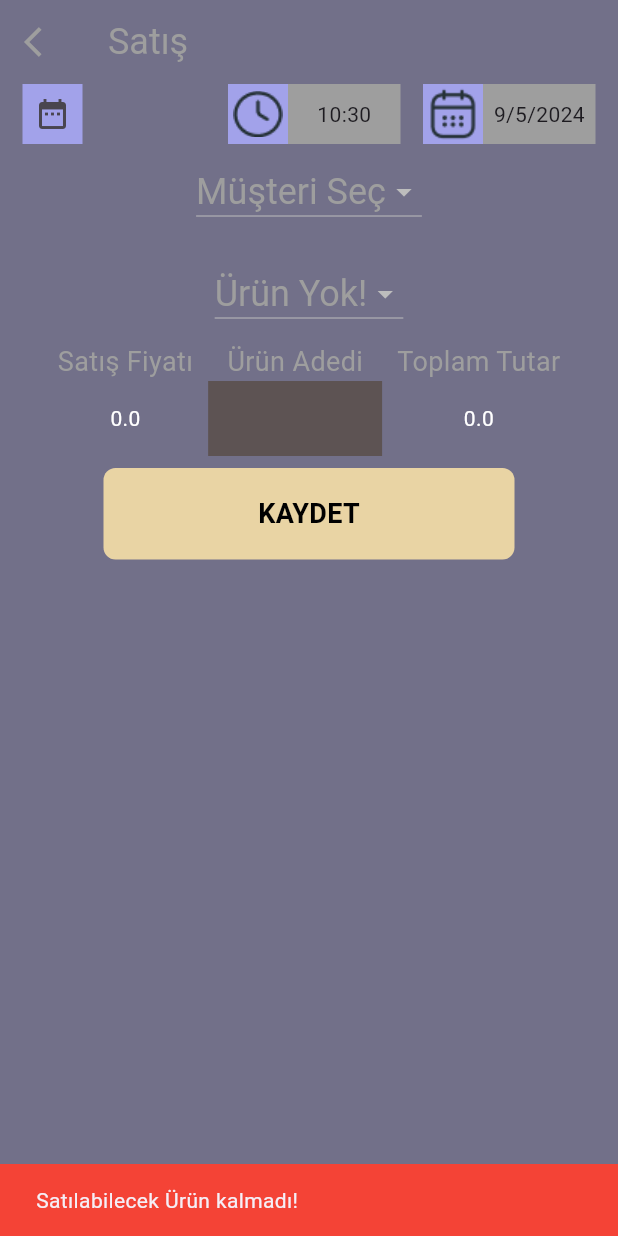
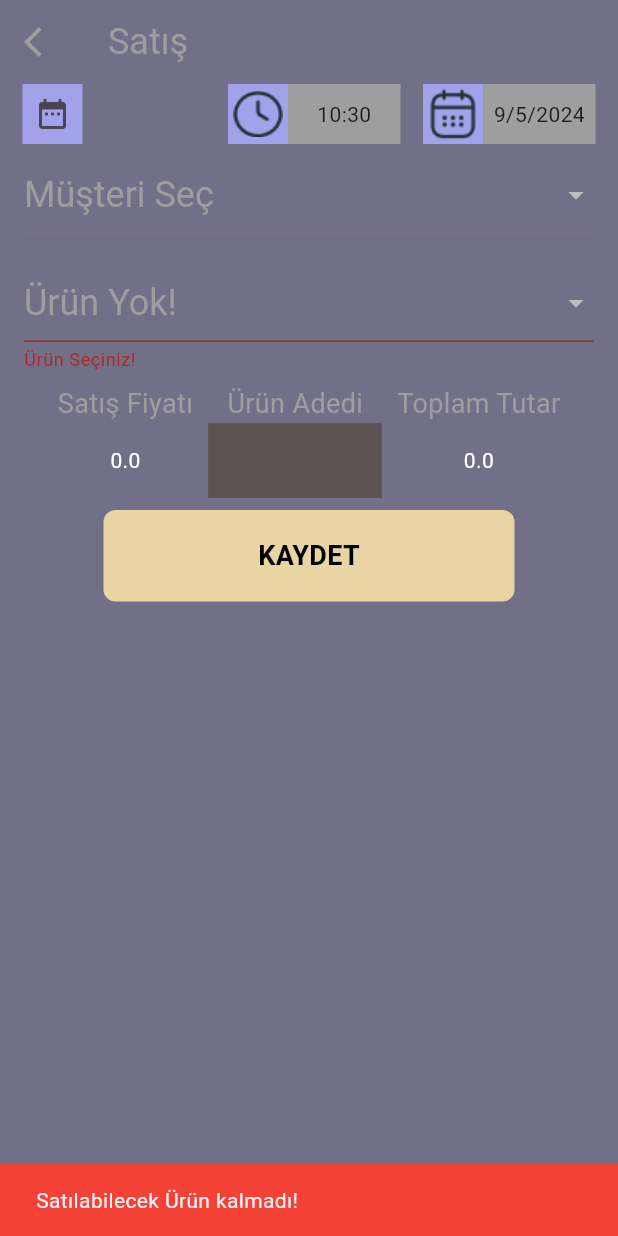
Before and after one commit to coderlawyerr/mycasebook, a Flutter app: the Sales screen opened directly, on a phone screen of 412 x 824 dp. Run offline on Flutter 3.47's test engine with Material 3 defaults, Android fonts, the phone set to English and light mode, and no system bars; our stand-ins replace cloud_firestore, firebase_auth, firebase_core, pie_chart, syncfusion_flutter_datepicker; missing offline and left inert: omni_datetime_picker; accounts and stored records are empty.

Commit message:
add
upgrade

```diff
--- a/lib/Services/databaseService.dart
+++ b/lib/Services/databaseService.dart
@@ -235,10 +235,15 @@ class DataBaseService {
           .get()
           .then((customer) {
         if (customer.size > 0) {
+           // Her bir müşteri veya tedarikçi belgesi için döngü oluşturuyoruz.
           for (var customer in customer.docs) {
+             // Yeni bir SuplierCustomerModel nesnesi oluşturuyoruz.
             SuplierCustomerModel c = SuplierCustomerModel();
+            // Firestore'dan alınan verileri SuplierCustomerModel nesnesine dönüştürüp atıyoruz.
             c.parseMap(customer.data());
+             // Müşteri veya tedarikçi belgesinin kimliğini ilgili modele atıyoruz.
             c.id = customer.id;
+             // Oluşturduğumuz müşteri veya tedarikçi modelini listeye ekliyoruz.
             customerlist.add(c);
           }
         }
--- a/lib/wiew/overview.dart
+++ b/lib/wiew/overview.dart
@@ -34,7 +34,7 @@ class _OverviewState extends State<Overview> {
     bringUserData();
     super.initState();
   }
-
+//kullanıcı verılerı getıre
   Future<void> bringUserData() async {
     await DataBaseService()
         .findUserbyID(AuthService().getCurrentUser()!.uid)
--- a/lib/wiew/sales.dart
+++ b/lib/wiew/sales.dart
@@ -1,17 +1,18 @@
 import 'package:flutter/material.dart';
-import 'package:flutter_application_1/Services/authService.dart';
-import 'package:flutter_application_1/Services/databaseService.dart';
-import 'package:flutter_application_1/const/const.dart';
-import 'package:flutter_application_1/models/process_model.dart';
-import 'package:flutter_application_1/models/product_model.dart';
-import 'package:flutter_application_1/models/supliercustomer_model.dart';
-import 'package:flutter_application_1/widgets/button.dart';
-import 'package:flutter_application_1/widgets/dateandclock.dart';
-import 'package:flutter_application_1/widgets/dataList.dart';
-import 'package:flutter_application_1/widgets/textwidget.dart';
-import 'package:omni_datetime_picker/omni_datetime_picker.dart';
-import 'overview.dart';
+import 'package:flutter_application_1/Services/authService.dart'; // Yetkilendirme servisi
+import 'package:flutter_application_1/Services/databaseService.dart'; // Veritabanı servisi
+import 'package:flutter_application_1/const/const.dart'; // Sabitler dosyası
+import 'package:flutter_application_1/models/process_model.dart'; // İşlem modeli
+import 'package:flutter_application_1/models/product_model.dart'; // Ürün modeli
+import 'package:flutter_application_1/models/supliercustomer_model.dart'; // Tedarikçi/Müşteri modeli
+import 'package:flutter_application_1/widgets/button.dart'; // Özel düğme bileşeni
+import 'package:flutter_application_1/widgets/dateandclock.dart'; // Tarih ve saat göstergesi bileşeni
+import 'package:flutter_application_1/widgets/dataList.dart'; // Veri listesi bileşeni
+import 'package:flutter_application_1/widgets/textwidget.dart'; // Özel metin bileşeni
+import 'package:omni_datetime_picker/omni_datetime_picker.dart'; // Tarih/saat seçici
+import 'overview.dart'; // Genel bakış sayfası
 
+// Satış işlemlerinin yapıldığı bileşen
 class Sales extends StatefulWidget {
   const Sales({super.key});
 
@@ -20,38 +21,43 @@ class Sales extends StatefulWidget {
 }
 
 class _SalesState extends State<Sales> {
-  double satisFiyati = 0.0;
-  final _formkey = GlobalKey<FormState>();
-  TextEditingController urunAdetiController = TextEditingController();
-  int maxUrunAdeti = 0x7FFFFFFFFFFFFFFF;
-  DateTime? tarih = DateTime.now();
-  List<SuplierCustomerModel> customers = [];
-  List<ProcessModel> products = [];
-  SuplierCustomerModel? selectedCustomer;
-  ProcessModel? selectedProduct;
-  DataBaseService dataBaseService = DataBaseService();
-  List<ProcessModel> soldProcessList = [];
+  // Değişkenlerin tanımlanması
+  double satisFiyati = 0.0; // Satış fiyatı
+  final _formkey = GlobalKey<FormState>(); // Form anahtarı
+  TextEditingController urunAdetiController =
+      TextEditingController(); // Ürün adeti kontrolcüsü
+  int maxUrunAdeti = 0x7FFFFFFFFFFFFFFF; // Maksimum ürün adeti
+  DateTime? tarih = DateTime.now(); // Tarih
+  List<SuplierCustomerModel> customers = []; // Müşteriler listesi
+  List<ProcessModel> products = []; // Ürünler listesi
+  SuplierCustomerModel? selectedCustomer; // Seçili müşteri
+  ProcessModel? selectedProduct; // Seçili ürün
+  DataBaseService dataBaseService = DataBaseService(); // Veritabanı servisi
+  List<ProcessModel> soldProcessList = []; // Satılan işlemlerin listesi
 
-  double toplamFiyat = 0.0;
+  double toplamFiyat = 0.0; // Toplam fiyat
 
   @override
   void initState() {
-    // Satis fiyatı alanının değişikliklerini dinleyen listener
-    bringCustomers();
-    bringProducts();
-    bringSoldProcesses();
+    // İlk durum ayarı
+    bringCustomers(); // Müşterileri getir
+    bringProducts(); // Ürünleri getir
+    bringSoldProcesses(); // Satılan işlemleri getir
+    // Ürün adeti kontrolcüsü dinleniyor
     urunAdetiController.addListener(() {
+       // Giriş alanından alınan değer double türüne çeviriliyor
       double? adet = double.tryParse(urunAdetiController.text);
       setState(() {
         if (adet != null) toplamFiyat = satisFiyati * adet;
       });
     });
+
     super.initState();
   }
 
   @override
   void dispose() {
-    // Text controller'ları temizle
+    // Kontrolcülerin temizlenmesi
     urunAdetiController.dispose();
     super.dispose();
   }
@@ -59,28 +65,29 @@ class _SalesState extends State<Sales> {
   @override
   Widget build(BuildContext context) {
     return Scaffold(
-      appBar: _buildAppBar(context),
+      appBar: _buildAppBar(context), // Üst çubuk
       body: SingleChildScrollView(
         child: Form(
           key: _formkey,
           child: Column(
             mainAxisSize: MainAxisSize.min,
             children: [
-                  _buildDateTimeRow(),
+                  _buildDateTimeRow(), // Tarih ve saat satırı
                   const SizedBox(height: 8),
-                  _buildDropdownRow(),
+                  _buildDropdownRow(), // Dropdown satırı
                   const SizedBox(height: 8),
-                  _buildDataInputRow(),
+                  _buildDataInputRow(), // Veri girişi satırı
                   const SizedBox(height: 8),
                   CustomButton(
-                    text: "KAYDET",
+                    text: "KAYDET", // Düğme metni
                     toDo: () async {
+                      // Seçilen müşteri, ürün, ürün adedi ve tarih kontrol edilir
                       if (selectedCustomer != null &&
                           selectedProduct != null &&
                           urunAdetiController.text.isNotEmpty &&
                           int.parse(urunAdetiController.text) <= maxUrunAdeti &&
                           tarih != null) {
-                        // Yeni bir işlem modeli oluşturuluyor
+                        // Yeni bir işlem oluşturuluyor
                         var temp = selectedProduct!.product.toMap();
                         ProcessModel processModel = ProcessModel.predefined(
                             product: ProductModel().parseMap(temp),
@@ -90,7 +97,7 @@ class _SalesState extends State<Sales> {
                         // Satış fiyatı ve ürün adedi ekleniyor
                         processModel.product.productAmount =
                             int.tryParse(urunAdetiController.text) ?? 0;
-
+                        // Veritabanı hizmeti üzerinden satış işlemi oluşturuluyor
                         await dataBaseService
                             .createSaleProcess(
                                 userId: AuthService().getCurrentUser()!.uid,
@@ -130,6 +137,7 @@ class _SalesState extends State<Sales> {
     );
   }
 
+  // Üst çubuk bileşeni
   AppBar _buildAppBar(BuildContext context) {
     return AppBar(
       backgroundColor: Colors.transparent,
@@ -146,13 +154,13 @@ class _SalesState extends State<Sales> {
         },
       ),
       title: const Text(
-        "Satış",
+        "Satış", // Başlık metni
         style: Constants.textStyle,
       ),
     );
   }
 
-  // Tarih ve saat satırı oluşturuluyor
+  // Tarih ve saat satırı bileşeni
   Widget _buildDateTimeRow() {
     return Row(
       mainAxisAlignment: MainAxisAlignment.end,
@@ -187,27 +195,32 @@ class _SalesState extends State<Sales> {
     );
   }
 
-  ///dropdown menu satırını olusuturuyor
+  ///dropdown menü satırını oluşturuyor
   Widget _buildDropdownRow() {
-    return Column(
-      children: [
-        customersDropDown(),
-        const SizedBox(height: 20),
-        productsDropDown()
-      ],
+    return Padding(
+      padding: const EdgeInsets.symmetric(horizontal: 16),
+      child: Column(
+        mainAxisSize: MainAxisSize.min,
+        children: [
+          customersDropDown(), // Müşteri dropdown bileşeni
+          const SizedBox(height: 20),
+          productsDropDown() // Ürün dropdown bileşeni
+        ],
+      ),
     );
   }
 
-  DropdownButton<SuplierCustomerModel> customersDropDown() {
-    return DropdownButton<SuplierCustomerModel>(
+  // Müşteri dropdown bileşeni
+  Widget customersDropDown() {
+    return DropdownButtonFormField<SuplierCustomerModel>(
         value: selectedCustomer,
         style: Constants.textStyle,
-        //dropdownColor: Colors.red,
-        // isExpanded: true,
         hint: const Text(
-          "Müşteri Seç",
+          "Müşteri Seç", // Varsayılan metin
           style: TextStyle(color: Colors.grey),
         ),
+        validator: (value) => value == null ? "Müşteri Seçiniz!" : null,
+        autovalidateMode: AutovalidateMode.always,
         items: customers.isEmpty
             ? null
             : customers
@@ -221,17 +234,19 @@ class _SalesState extends State<Sales> {
         });
   }
 
-  // Ürün dropdown bileşeni oluşturuluyor
-  DropdownButton<ProcessModel> productsDropDown() {
-    return DropdownButton<ProcessModel>(
+  // Ürün dropdown bileşeni
+  Widget productsDropDown() {
+    return DropdownButtonFormField<ProcessModel>(
         value: selectedProduct,
         style: Constants.textStyle,
         //dropdownColor: Colors.red,
         // isExpanded: true,
         hint: Text(
-          products.isEmpty ? "Ürün Yok!" : "Ürün Seç",
+          products.isEmpty ? "Ürün Yok!" : "Ürün Seç", // Varsayılan metin
           style: const TextStyle(color: Colors.grey),
         ),
+        validator: (value) => value == null ? "Ürün Seçiniz!" : null,
+        autovalidateMode: AutovalidateMode.always,
         items: products.isEmpty
             ? null
             : products
@@ -249,7 +264,7 @@ class _SalesState extends State<Sales> {
         });
   }
 
-  // Veri giriş satırı oluşturuluyor
+  // Veri giriş satırı bileşeni
   Widget _buildDataInputRow() {
     return Row(
       mainAxisAlignment: MainAxisAlignment.center,
@@ -257,7 +272,7 @@ class _SalesState extends State<Sales> {
       children: [
         Column(
           children: [
-            // Satış fiyatı ve ürün adeti giriş alanları oluşturuluyor
+            // Satış fiyatı ve ürün adeti giriş alanları
             const CustomTextWidget(text: "Satış Fiyatı"),
             SizedBox(
                 height: 50,
@@ -270,12 +285,13 @@ class _SalesState extends State<Sales> {
           ],
         ),
         const SizedBox(width: 10),
-        _buildDataInputField("Ürün Adedi", urunAdetiController),
+        _buildDataInputField(
+            "Ürün Adedi", urunAdetiController), // Ürün adeti giriş alanı
         const SizedBox(width: 10),
         // Toplam tutar gösteriliyor
         Column(
           children: [
-            // Satış fiyatı ve ürün adeti giriş alanları oluşturuluyor
+            // Satış fiyatı ve ürün adeti giriş alanları
             const CustomTextWidget(text: "Toplam Tutar"),
             SizedBox(
                 height: 50,
@@ -291,7 +307,7 @@ class _SalesState extends State<Sales> {
     );
   }
 
-  // Veri giriş alanı oluşturuluyor
+  // Veri giriş alanı bileşeni
   Widget _buildDataInputField(
       String labelText, TextEditingController controller) {
     return Column(
@@ -302,7 +318,7 @@ class _SalesState extends State<Sales> {
     );
   }
 
-  // Özel metin giriş alanı oluşturuluyor
+  // Özel metin giriş alanı bileşeni
   Widget customTextFieldTwo(TextEditingController controller) {
     return Container(
       width: 116,
@@ -332,14 +348,14 @@ class _SalesState extends State<Sales> {
     );
   }
 
-  // Müşteri verileri getiriliyor
+  // Müşteri verilerini getir
   Future<void> bringCustomers() async {
     customers = await dataBaseService
         .fetchCustomerAndSuppliers(AuthService().getCurrentUser()!.uid)
         .whenComplete(() => setState(() {}));
   }
 
-  // Ürün verileri getiriliyor
+  // Ürün verilerini getir
   Future<void> bringProducts() async {
     products = await dataBaseService
         .fetchProducts(AuthService().getCurrentUser()!.uid)
@@ -353,7 +369,7 @@ class _SalesState extends State<Sales> {
     }).whenComplete(() => setState(() {}));
   }
 
-//// Satılan işlemlerin listesi getiriliyor
+  // Satılan işlemleri getir
   Future<void> bringSoldProcesses() async {
     soldProcessList = await dataBaseService
         .fetchProcess(
```
Also changed, not shown: lib/wiew/add_product.dart (+6 -4 lines), lib/wiew/suplier_and_customer_add.dart (+22 -7 lines), lib/wiew/supplier_and_customer.dart (+9 -1 lines), lib/wiew/things_todo.dart (+33 -12 lines).
